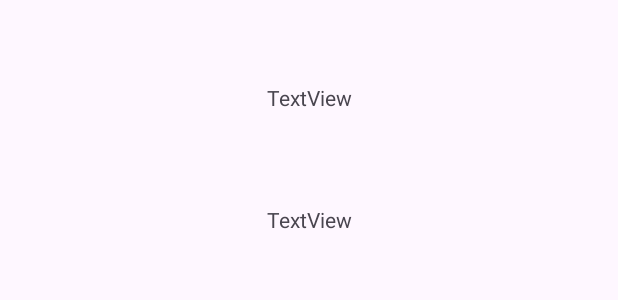
After one commit to Kiranatos/asCore, an Android app: the layout activity_recipe.xml on its own in the app's theme, with its tools: preview values and no code run, on a phone screen of 412 x 824 dp. The commit adds this screen. Shown: the top 300 px of the screen. Run offline under Robolectric (Android 15) with nearby library versions, the phone set to English and light mode, and no system bars.

Commit message:
17.07.2025

```diff
--- a/asDemo08RecyclerView/app/src/main/AndroidManifest.xml
+++ b/asDemo08RecyclerView/app/src/main/AndroidManifest.xml
@@ -13,6 +13,9 @@
         android:theme="@style/Theme.RecyclerViewDemonstration"
         tools:targetApi="31">
         <activity
+            android:name=".RecipeActivity"
+            android:exported="false" />
+        <activity
             android:name=".MainActivity"
             android:exported="true">
             <intent-filter>
--- /dev/null
+++ b/asDemo08RecyclerView/app/src/main/res/layout/activity_recipe.xml
@@ -0,0 +1,53 @@
+<?xml version="1.0" encoding="utf-8"?>
+<androidx.constraintlayout.widget.ConstraintLayout
+    xmlns:android="http://schemas.android.com/apk/res/android"
+    xmlns:app="http://schemas.android.com/apk/res-auto"
+    xmlns:tools="http://schemas.android.com/tools"
+    android:layout_width="match_parent"
+    android:layout_height="match_parent"
+    tools:context=".RecipeActivity">
+
+    <ScrollView
+        android:layout_width="match_parent"
+        android:layout_height="wrap_content"
+        app:layout_constraintEnd_toEndOf="parent"
+        app:layout_constraintStart_toStartOf="parent"
+        app:layout_constraintTop_toTopOf="parent">
+
+
+        <androidx.constraintlayout.widget.ConstraintLayout
+            android:layout_width="match_parent"
+            android:layout_height="wrap_content">
+
+            <TextView
+                android:id="@+id/titleTextView"
+                android:layout_width="wrap_content"
+                android:layout_height="wrap_content"
+                android:layout_marginStart="163dp"
+                android:layout_marginTop="55dp"
+                android:layout_marginEnd="163dp"
+                android:layout_marginBottom="62dp"
+                android:text="TextView"
+                app:layout_constraintBottom_toTopOf="@+id/recipeTextView"
+                app:layout_constraintEnd_toEndOf="parent"
+                app:layout_constraintStart_toStartOf="parent"
+                app:layout_constraintTop_toTopOf="parent" />
+
+            <TextView
+                android:id="@+id/recipeTextView"
+                android:layout_width="wrap_content"
+                android:layout_height="wrap_content"
+                android:layout_marginStart="163dp"
+                android:layout_marginTop="62dp"
+                android:layout_marginEnd="163dp"
+                android:text="TextView"
+                app:layout_constraintEnd_toEndOf="parent"
+                app:layout_constraintStart_toStartOf="parent"
+                app:layout_constraintTop_toBottomOf="@+id/titleTextView" />
+
+        </androidx.constraintlayout.widget.ConstraintLayout>
+
+
+    </ScrollView>
+
+</androidx.constraintlayout.widget.ConstraintLayout>
```
Also changed, not shown: asDemo08RecyclerView/app/src/main/java/net/kiranatos/demo/MainActivity.java (+33 -23 lines), asDemo08RecyclerView/app/src/main/java/net/kiranatos/demo/PizzaRecipeAdapter.java (added, +83 -0 lines), asDemo08RecyclerView/app/src/main/java/net/kiranatos/demo/PizzaRecipeItem.java (added, +31 -0 lines), asDemo08RecyclerView/app/src/main/java/net/kiranatos/demo/RecipeActivity.java (added, +25 -0 lines), asDemo08RecyclerView/app/src/main/java/net/kiranatos/demo/RecyclerViewAdapter.java (deleted, +0 -60 lines), asDemo08RecyclerView/app/src/main/java/net/kiranatos/demo/RecyclerViewItem.java (deleted, +0 -25 lines), asDemo08RecyclerView/app/src/main/java/net/kiranatos/demo/Utils.java (+18 -14 lines), 2 other files.
